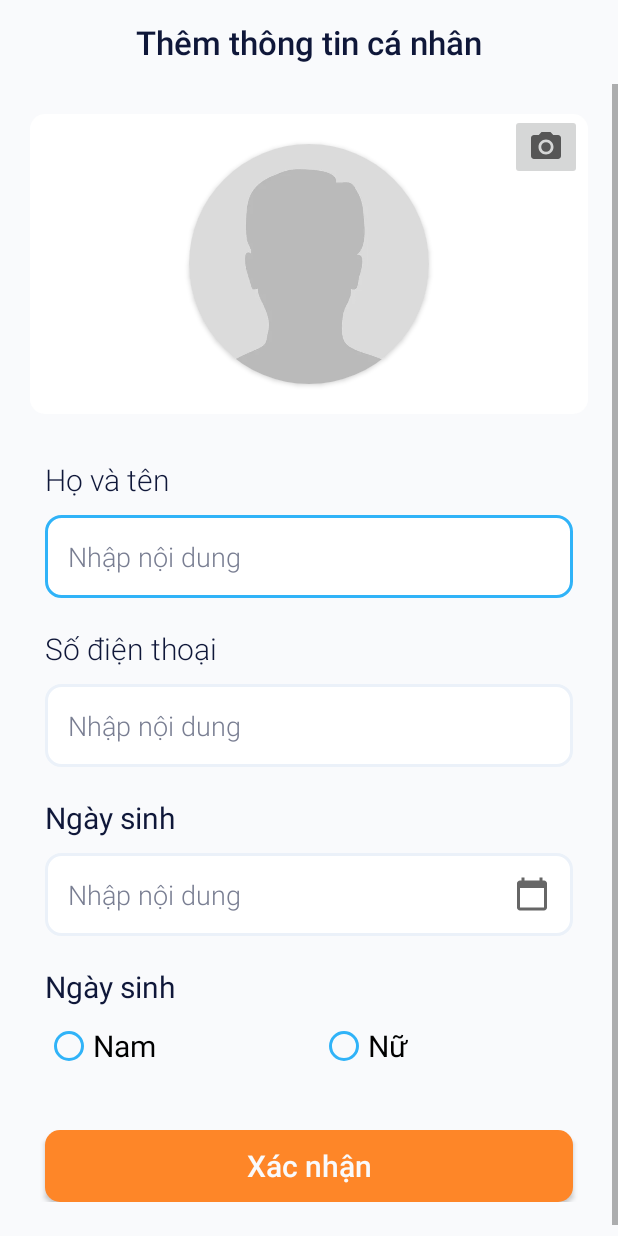
After one commit to maiphuocloi01/Mobile_Store, an Android app: the layout fragment_fill_info.xml on its own in the app's theme, with its tools: preview values and no code run, on a phone screen of 412 x 824 dp. The commit adds this screen. Run offline under Robolectric (Android 15) with nearby library versions, the phone set to English and light mode, and no system bars.

Commit message:
add layout

```diff
--- a/app/src/main/java/com/groupone/mobilestore/view/fragment/BaseFragment.java
+++ b/app/src/main/java/com/groupone/mobilestore/view/fragment/BaseFragment.java
@@ -14,6 +14,7 @@ import androidx.viewbinding.ViewBinding;
 
 import com.groupone.mobilestore.OnAPICallBack;
 import com.groupone.mobilestore.OnMainCallBack;
+import com.groupone.mobilestore.R;
 import com.groupone.mobilestore.viewmodel.BaseViewModel;
 
 public abstract class BaseFragment<B extends ViewBinding, V extends BaseViewModel> extends Fragment
@@ -42,6 +43,7 @@ public abstract class BaseFragment<B extends ViewBinding, V extends BaseViewMode
         return binding.getRoot();
     }
 
+
     public final void setCallBack(OnMainCallBack callBack) {
         this.callBack = callBack;
     }
--- a/app/src/main/java/com/groupone/mobilestore/view/fragment/LoginFragment.java
+++ b/app/src/main/java/com/groupone/mobilestore/view/fragment/LoginFragment.java
@@ -32,7 +32,7 @@ public class LoginFragment extends BaseFragment<FragmentLoginBinding, CommonView
         binding.btLogin.setOnClickListener(new View.OnClickListener() {
             @Override
             public void onClick(View view) {
-                callBack.showFragment(PagerFragment.TAG, null, true);
+                callBack.showFragment(PagerFragment.TAG, null, false);
             }
         });
     }
--- /dev/null
+++ b/app/src/main/res/layout/fragment_fill_info.xml
@@ -0,0 +1,208 @@
+<?xml version="1.0" encoding="utf-8"?>
+<LinearLayout xmlns:android="http://schemas.android.com/apk/res/android"
+    xmlns:app="http://schemas.android.com/apk/res-auto"
+    xmlns:tools="http://schemas.android.com/tools"
+    android:layout_width="match_parent"
+    android:layout_height="match_parent"
+    android:background="@color/background"
+    android:orientation="vertical">
+
+    <LinearLayout
+        android:layout_width="match_parent"
+        android:layout_height="56dp"
+        android:background="@color/background">
+
+        <TextView
+            android:fontFamily="sans-serif-light"
+            android:layout_width="match_parent"
+            android:layout_height="wrap_content"
+            android:layout_gravity="center"
+            android:text="Thêm thông tin cá nhân"
+            android:textAlignment="center"
+            android:textColor="@color/black_700"
+            android:textSize="22sp"
+            android:textStyle="bold" />
+
+    </LinearLayout>
+
+    <ScrollView
+        android:layout_width="match_parent"
+        android:layout_height="match_parent">
+
+        <RelativeLayout
+            android:paddingBottom="30dp"
+            android:layout_width="match_parent"
+            android:layout_height="wrap_content"
+            android:orientation="vertical">
+
+            <androidx.constraintlayout.widget.ConstraintLayout
+                android:id="@+id/layout_avatar"
+                android:layout_width="match_parent"
+                android:layout_height="200dp"
+                android:layout_margin="20dp"
+                android:background="@drawable/bg_white_corner_10">
+
+                <ImageButton
+                    android:id="@+id/imageButton"
+                    android:layout_width="wrap_content"
+                    android:layout_height="wrap_content"
+                    android:layout_marginEnd="4dp"
+                    app:layout_constraintEnd_toEndOf="parent"
+                    app:layout_constraintTop_toTopOf="parent"
+                    app:srcCompat="@drawable/ic_photo" />
+
+                <androidx.cardview.widget.CardView
+                    android:id="@+id/cardView"
+                    android:layout_width="160dp"
+                    android:layout_height="160dp"
+                    android:layout_centerHorizontal="true"
+                    app:cardCornerRadius="100dp"
+                    app:layout_constraintBottom_toBottomOf="parent"
+                    app:layout_constraintEnd_toEndOf="parent"
+                    app:layout_constraintStart_toStartOf="parent"
+                    app:layout_constraintTop_toTopOf="parent">
+
+                    <ImageView
+                        android:layout_width="wrap_content"
+                        android:layout_height="wrap_content"
+                        android:src="@drawable/default_avt" />
+
+                </androidx.cardview.widget.CardView>
+
+            </androidx.constraintlayout.widget.ConstraintLayout>
+
+            <LinearLayout
+                android:layout_below="@+id/layout_avatar"
+                android:id="@+id/layout_fill_form"
+                android:layout_width="match_parent"
+                android:layout_height="wrap_content"
+                android:orientation="vertical">
+
+                <TextView
+                    android:fontFamily="sans-serif-light"
+                    android:layout_width="wrap_content"
+                    android:layout_height="wrap_content"
+                    android:layout_marginStart="30dp"
+                    android:layout_marginTop="10dp"
+                    android:text="Họ và tên"
+                    android:textColor="@color/black_700"
+                    android:textSize="20sp" />
+
+                <EditText
+                    android:layout_width="match_parent"
+                    android:layout_height="wrap_content"
+                    android:layout_marginHorizontal="30dp"
+                    android:layout_marginTop="10dp"
+                    android:background="@drawable/custom_input"
+                    android:fontFamily="sans-serif-light"
+                    android:hint="Nhập nội dung"
+                    android:inputType="text"
+                    android:padding="15dp"
+                    android:textColorHint="@color/black_500"
+                    android:textSize="18sp" />
+
+                <TextView
+                    android:fontFamily="sans-serif-light"
+                    android:layout_width="wrap_content"
+                    android:layout_height="wrap_content"
+                    android:layout_marginStart="30dp"
+                    android:layout_marginTop="20dp"
+                    android:text="Số điện thoại"
+                    android:textColor="@color/black_700"
+                    android:textSize="20sp" />
+
+                <EditText
+                    android:layout_width="match_parent"
+                    android:layout_height="wrap_content"
+                    android:layout_marginHorizontal="30dp"
+                    android:layout_marginTop="10dp"
+                    android:background="@drawable/custom_input"
+                    android:fontFamily="sans-serif-light"
+                    android:hint="Nhập nội dung"
+                    android:inputType="text"
+                    android:padding="15dp"
+                    android:textColorHint="@color/black_500"
+                    android:textSize="18sp" />
+
+                <TextView
+                    android:layout_width="wrap_content"
+                    android:layout_height="wrap_content"
+                    android:layout_marginStart="30dp"
+                    android:layout_marginTop="20dp"
+                    android:text="Ngày sinh"
+                    android:textColor="@color/black_700"
+                    android:textSize="20sp" />
+
+                <EditText
+                    android:layout_width="match_parent"
+                    android:layout_height="wrap_content"
+                    android:layout_marginHorizontal="30dp"
+                    android:layout_marginTop="10dp"
+                    android:background="@drawable/custom_input"
+                    android:drawableRight="@drawable/ic_calendar"
+                    android:fontFamily="sans-serif-light"
+                    android:hint="Nhập nội dung"
+                    android:inputType="text"
+                    android:padding="15dp"
+                    android:textColorHint="@color/black_500"
+                    android:textSize="18sp" />
+
+                <TextView
+                    android:layout_width="wrap_content"
+                    android:layout_height="wrap_content"
+                    android:layout_marginStart="30dp"
+                    android:layout_marginTop="20dp"
+                    android:text="Ngày sinh"
+                    android:textColor="@color/black_700"
+                    android:textSize="20sp" />
+
+                <RadioGroup
+                    android:layout_width="match_parent"
+                    android:layout_height="wrap_content"
+                    android:layout_marginHorizontal="30dp"
+                    android:layout_marginTop="10dp"
+                    android:orientation="horizontal">
+
+                    <RadioButton
+                        android:buttonTint="@color/blue_500"
+                        android:id="@+id/rb_male"
+                        android:layout_width="wrap_content"
+                        android:layout_height="wrap_content"
+                        android:layout_weight="1"
+                        android:textSize="20sp"
+                        android:text="Nam" />
+
+                    <RadioButton
+                        android:buttonTint="@color/blue_500"
+                        android:id="@+id/rb_female"
+                        android:layout_width="wrap_content"
+                        android:layout_height="wrap_content"
+                        android:layout_weight="1"
+                        android:textSize="20sp"
+                        android:text="Nữ" />
+                </RadioGroup>
+
+            </LinearLayout>
+
+            <Button
+                android:id="@+id/btn_signup"
+                android:layout_width="match_parent"
+                android:layout_height="wrap_content"
+                android:layout_below="@+id/layout_fill_form"
+                android:layout_alignParentBottom="true"
+                android:layout_marginHorizontal="30dp"
+                android:layout_marginTop="10dp"
+                android:layout_marginBottom="30dp"
+                android:background="@drawable/bg_orange_corner_10"
+                android:fontFamily="sans-serif-light"
+                android:text="Xác nhận"
+                android:textAllCaps="false"
+                android:textColor="@color/background"
+                android:textSize="20sp"
+                android:textStyle="bold" />
+
+        </RelativeLayout>
+    </ScrollView>
+
+
+</LinearLayout>
--- a/app/src/main/res/layout/fragment_signup.xml
+++ b/app/src/main/res/layout/fragment_signup.xml
@@ -80,6 +80,7 @@
 
 
             <EditText
+                android:id="@+id/et_email"
                 android:layout_width="match_parent"
                 android:layout_height="wrap_content"
                 android:layout_marginHorizontal="30dp"
@@ -95,6 +96,7 @@
                 android:textSize="18sp" />
 
             <EditText
+                android:id="@+id/et_username"
                 android:layout_width="match_parent"
                 android:layout_height="wrap_content"
                 android:layout_marginHorizontal="30dp"
@@ -110,6 +112,7 @@
                 android:textSize="18sp" />
 
             <EditText
+                android:id="@+id/et_password"
                 android:layout_width="match_parent"
                 android:layout_height="wrap_content"
                 android:layout_marginHorizontal="30dp"
@@ -125,6 +128,7 @@
                 android:textSize="18sp" />
 
             <EditText
+                android:id="@+id/et_password_confirm"
                 android:layout_width="match_parent"
                 android:layout_height="wrap_content"
                 android:layout_marginHorizontal="30dp"
@@ -146,7 +150,7 @@
                 android:layout_marginTop="30dp">
 
                 <CheckBox
-                    android:id="@+id/checkbox_meat"
+                    android:id="@+id/cb_accept"
                     android:layout_width="wrap_content"
                     android:layout_height="wrap_content"
                     android:layout_gravity="center" />
```
Also changed, not shown: app/src/main/java/com/groupone/mobilestore/view/activity/MainActivity.java (+7 -3 lines), app/src/main/java/com/groupone/mobilestore/view/fragment/FillInfoFragment.java (added, +40 -0 lines), app/src/main/java/com/groupone/mobilestore/view/fragment/SignupFragment.java (+27 -15 lines), app/src/main/res/anim/slide_in_left.xml (added, +10 -0 lines), app/src/main/res/anim/slide_in_right.xml (added, +10 -0 lines), app/src/main/res/anim/slide_out_left.xml (added, +10 -0 lines), app/src/main/res/anim/slide_out_right.xml (added, +10 -0 lines), app/src/main/res/layout/layout_dialog_confirm_otp.xml (added, +107 -0 lines).
